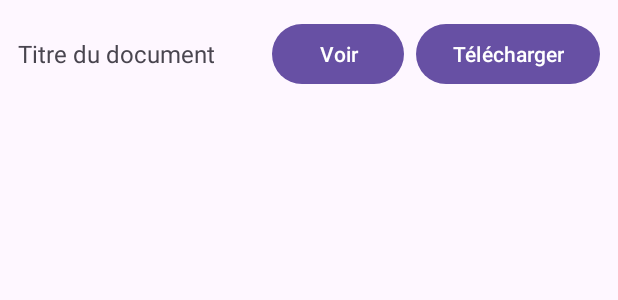
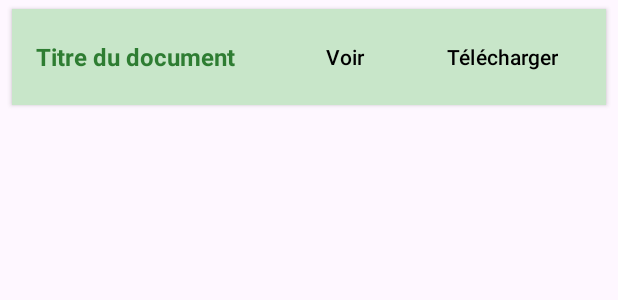
Before and after one commit to souhaillafhais/EmsiSmartPresence, an Android app: the layout item_document.xml on its own in the app's theme, with its tools: preview values and no code run, on a phone screen of 412 x 824 dp. Shown: the top 300 px of the screen. Run offline under Robolectric (Android 15) with nearby library versions, the phone set to English and light mode, and no system bars; network calls fail.

Commit message:
akhir makayn f push

```diff
--- a/app/src/main/res/layout/item_document.xml
+++ b/app/src/main/res/layout/item_document.xml
@@ -1,9 +1,20 @@
 <LinearLayout xmlns:android="http://schemas.android.com/apk/res/android"
     android:layout_width="match_parent"
     android:layout_height="wrap_content"
+    android:orientation="horizontal"
     android:padding="12dp"
-    android:orientation="horizontal"
-    android:gravity="center_vertical">
+    android:gravity="center_vertical"
+    android:background="@color/lightGreen"
+    android:layout_marginVertical="6dp"
+    android:elevation="2dp"
+    android:clipToPadding="false"
+    android:paddingStart="16dp"
+    android:paddingEnd="16dp"
+    android:layout_marginStart="8dp"
+    android:layout_marginEnd="8dp"
+    android:backgroundTint="@color/lightGreen"
+    android:shape="rectangle"
+    android:radius="8dp">
 
     <TextView
         android:id="@+id/txtTitre"
@@ -11,18 +22,31 @@
         android:layout_weight="1"
         android:layout_height="wrap_content"
         android:text="Titre du document"
-        android:textSize="16sp"/>
+        android:textSize="16sp"
+        android:textColor="@color/darkGreen"
+        android:textStyle="bold" />
 
     <Button
         android:id="@+id/btnVoir"
         android:layout_width="wrap_content"
-        android:layout_height="wrap_content"
-        android:text="Voir" />
+        android:layout_height="40dp"
+        android:text="Voir"
+        android:textColor="@color/black"
+        android:backgroundTint="@color/colorPrimary"
+        android:paddingHorizontal="16dp"
+        android:layout_marginStart="8dp"
+        android:background="?attr/selectableItemBackground"
+        android:fontFamily="sans-serif-medium"/>
 
     <Button
         android:id="@+id/btnTelecharger"
         android:layout_width="wrap_content"
-        android:layout_height="wrap_content"
+        android:layout_height="40dp"
         android:text="Télécharger"
-        android:layout_marginStart="8dp"/>
+        android:textColor="@color/black"
+        android:backgroundTint="@color/black"
+        android:paddingHorizontal="16dp"
+        android:layout_marginStart="8dp"
+        android:background="?attr/selectableItemBackground"
+        android:fontFamily="sans-serif-medium"/>
 </LinearLayout>
```
Also changed, not shown: app/src/main/AndroidManifest.xml (+7 -0 lines), app/src/main/java/com/example/emsismartpresence/MainActivity.java (+65 -34 lines), app/src/main/java/com/example/emsismartpresence/Signin.java (+19 -59 lines), app/src/main/java/com/example/emsismartpresence/register.java (+16 -76 lines), app/src/main/res/layout/activity_document.xml (+7 -3 lines), app/src/main/res/layout/activity_main.xml (+5 -13 lines).
